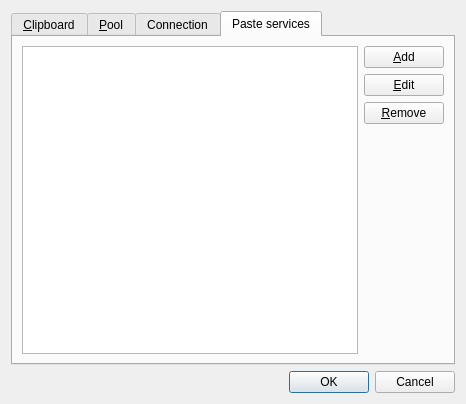
First picture: the form in src/SettingsDialog.ui, repository aither64/haveclip-core, before the edit.
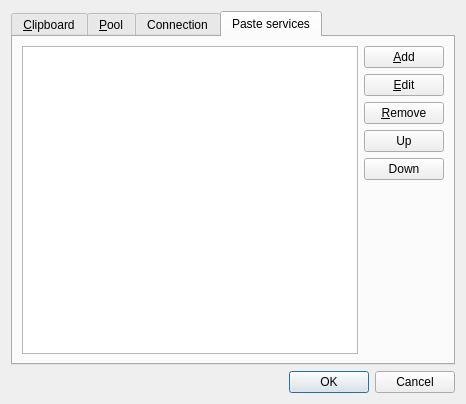
Second picture: the form after the edit. The open tabs and pages were chosen to show the change. Icons and pictures are not drawn.

Commit message: Paste services settings: allow changing service order

What changed in the file:
```diff
--- a/src/SettingsDialog.ui
+++ b/src/SettingsDialog.ui
@@ -299,6 +299,20 @@
            </property>
           </widget>
          </item>
+         <item>
+          <widget class="QPushButton" name="pasteUpButton">
+           <property name="text">
+            <string>Up</string>
+           </property>
+          </widget>
+         </item>
+         <item>
+          <widget class="QPushButton" name="pasteDownButton">
+           <property name="text">
+            <string>Down</string>
+           </property>
+          </widget>
+         </item>
          <item>
           <spacer name="verticalSpacer_2">
            <property name="orientation">
```
The commit also changes 3 other files.
